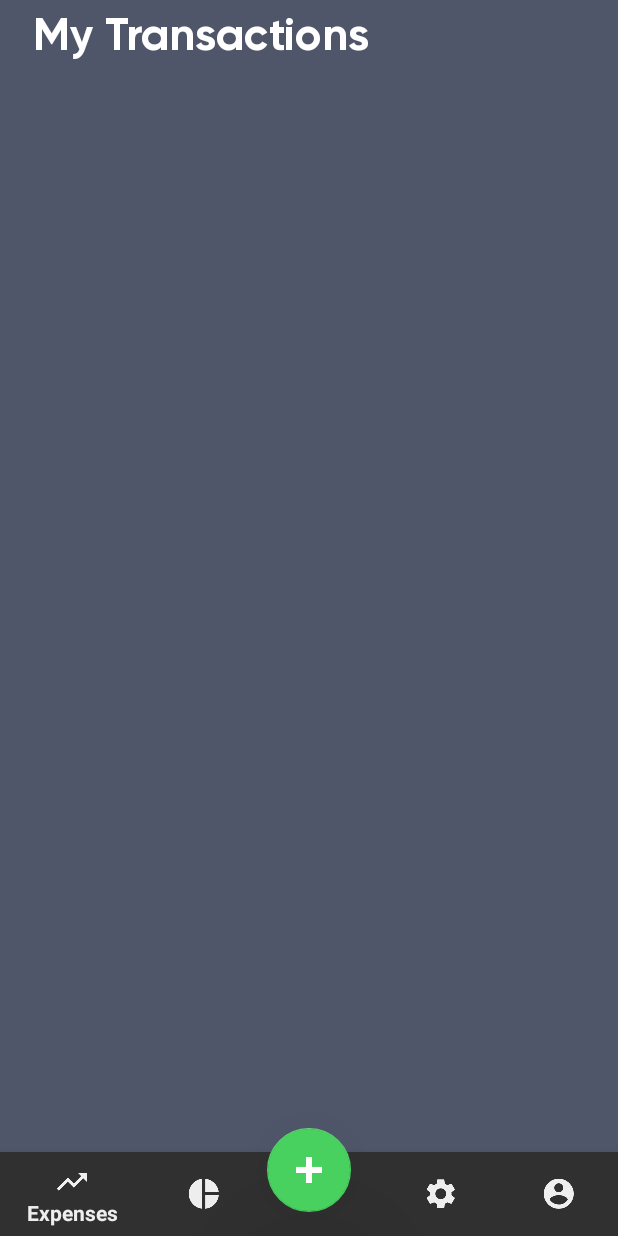
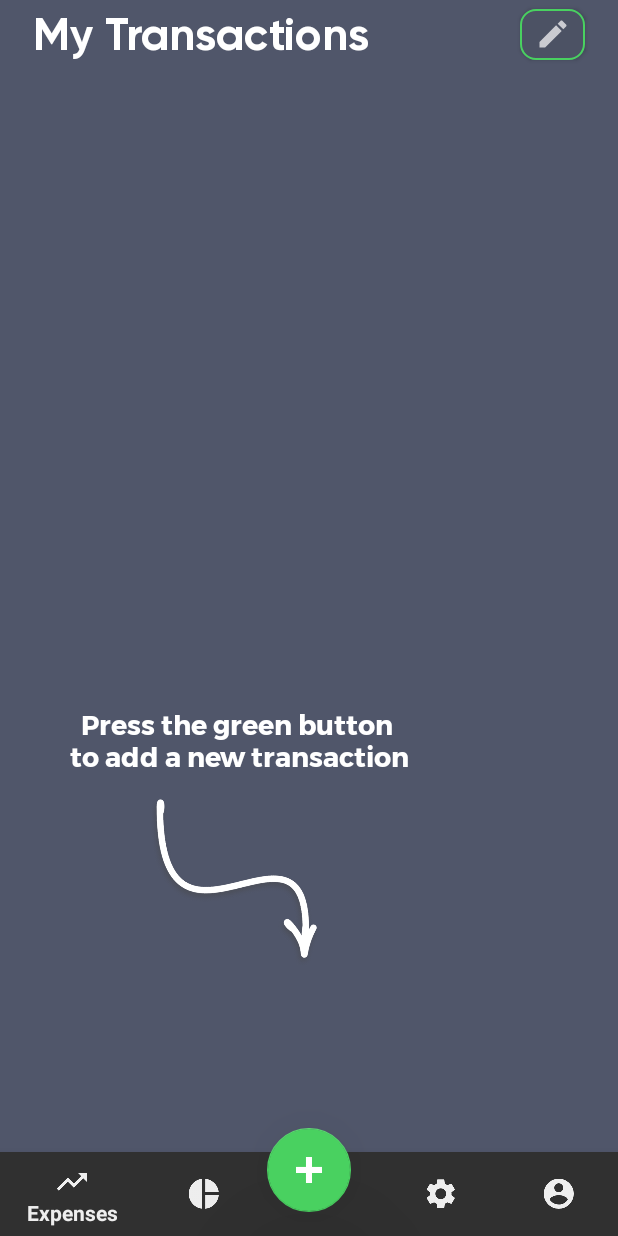
Before and after one commit to NumusINC/budgee_android, an Android app: the TransactionsFragment screen opened directly, with no data from a screen before it, on a phone screen of 412 x 824 dp. Run offline under Robolectric (Android 15) with nearby library versions, the phone set to English and light mode, and no system bars; libraries missing offline, so code that uses them is left out: com.github.mikephil.charting; 16 statements that could not run were skipped.

Commit message:
Added new (mini) tutorial screen. Added the ability to remove transactions.
Coming soon...
Remove transactions

```diff
--- a/app/src/main/java/com/numus/budgee/DataManager.java
+++ b/app/src/main/java/com/numus/budgee/DataManager.java
@@ -18,11 +18,11 @@ public class DataManager {
 
     public DataManager(Context context){
         this.context = context;
-        sharedPreferences = context.getSharedPreferences("budgee",Context.MODE_PRIVATE);
+        sharedPreferences = context.getSharedPreferences("test3",Context.MODE_PRIVATE);
         loadData();
     }
 
-    private void loadData(){
+    public void loadData(){
         Gson gson = new Gson();
         String json = sharedPreferences.getString("transactions",null);
         Type type = new TypeToken<ArrayList<Transaction>>()  {}.getType();
@@ -49,6 +49,12 @@ public class DataManager {
         saveData();
     }
 
+
+    public void setTransactionArray(ArrayList<Transaction> transactionArray){
+        data = transactionArray;
+        saveData();
+    }
+
     public ArrayList<Transaction> getTransactionArray(){
         return data;
     }
--- a/app/src/main/java/com/numus/budgee/TransactionsFragment.java
+++ b/app/src/main/java/com/numus/budgee/TransactionsFragment.java
@@ -4,6 +4,7 @@ import android.content.Context;
 
 import android.os.Build;
 import android.os.Bundle;
+import android.os.IBinder;
 import android.support.annotation.RequiresApi;
 
 import android.support.v4.app.Fragment;
@@ -40,7 +41,16 @@ public class TransactionsFragment extends Fragment{
         adapter = new TransactionAdapter(dataManager.getTransactionArray());
         rv_transactions.setAdapter(adapter);
 
+
         return view;
     }
 
+    @Override
+    public void onResume() {
+        super.onResume();
+        if (dataManager.getTransactionArray().size()>0){
+            view.findViewById(R.id.intro_text).setVisibility(View.INVISIBLE);
+            view.findViewById(R.id.arrow).setVisibility(View.INVISIBLE);
+        }
+    }
 }
--- /dev/null
+++ b/app/src/main/res/drawable/baseline_edit_24.xml
@@ -0,0 +1,10 @@
+<vector xmlns:android="http://schemas.android.com/apk/res/android"
+        android:width="24dp"
+        android:height="24dp"
+        android:viewportWidth="24.0"
+        android:viewportHeight="24.0"
+        android:tint="?attr/colorControlNormal">
+    <path
+        android:fillColor="@color/colorPrimaryDark"
+        android:pathData="M3,17.25V21h3.75L17.81,9.94l-3.75,-3.75L3,17.25zM20.71,7.04c0.39,-0.39 0.39,-1.02 0,-1.41l-2.34,-2.34c-0.39,-0.39 -1.02,-0.39 -1.41,0l-1.83,1.83 3.75,3.75 1.83,-1.83z"/>
+</vector>
--- /dev/null
+++ b/app/src/main/res/drawable/rounded_button_simple.xml
@@ -0,0 +1,12 @@
+<?xml version="1.0" encoding="utf-8"?>
+<selector xmlns:android="http://schemas.android.com/apk/res/android">
+    <item>
+        <shape android:shape="rectangle">
+            <solid android:color="@color/ne"/>
+            <!--corners allow us to make the rounded corners button-->
+            <corners android:radius="10dp" />
+            <stroke android:color="@color/green" android:width="1dp" />
+
+        </shape>
+    </item>
+</selector>
--- a/app/src/main/res/layout/fragment_transactions.xml
+++ b/app/src/main/res/layout/fragment_transactions.xml
@@ -6,6 +6,47 @@
     android:layout_height="match_parent"
     android:background="@color/colorAccent"
     tools:context=".TransactionsFragment">
+
+    <LinearLayout
+        android:layout_width="match_parent"
+        android:layout_height="43dp"
+        android:layout_marginTop="4dp"
+        android:orientation="vertical"
+        app:layout_constraintBottom_toTopOf="@+id/rv_musicas"
+        app:layout_constraintTop_toTopOf="parent"></LinearLayout>
+
+    <ImageView
+        android:id="@+id/arrow"
+        android:layout_width="113dp"
+        android:layout_height="140dp"
+        android:layout_marginEnd="8dp"
+        android:layout_marginStart="8dp"
+        android:elevation="50dp"
+        android:src="@drawable/arrow"
+        app:layout_constraintEnd_toEndOf="parent"
+        app:layout_constraintHorizontal_bias="0.325"
+        app:layout_constraintStart_toStartOf="parent"
+        app:layout_constraintTop_toBottomOf="@+id/intro_text" />
+
+    <TextView
+        android:id="@+id/intro_text"
+        android:layout_width="wrap_content"
+        android:layout_height="wrap_content"
+        android:layout_marginBottom="8dp"
+        android:layout_marginTop="8dp"
+        android:elevation="50dp"
+        android:fontFamily="@font/monts"
+        android:text="Press the green button \nto add a new transaction"
+        android:textAlignment="center"
+        android:textColor="@android:color/background_light"
+        android:textSize="18sp"
+        android:visibility="visible"
+        app:layout_constraintBottom_toBottomOf="parent"
+        app:layout_constraintEnd_toStartOf="@+id/rv_musicas"
+        app:layout_constraintHorizontal_bias="0.574"
+        app:layout_constraintStart_toEndOf="@+id/rv_musicas"
+        app:layout_constraintTop_toTopOf="@+id/rv_musicas"
+        app:layout_constraintVertical_bias="0.583" />
 
     <TextView
         android:id="@+id/myexpenses"
@@ -27,6 +68,7 @@
         android:layout_marginBottom="60dp"
         android:layout_marginEnd="5dp"
         android:layout_marginStart="5dp"
+        android:layout_marginTop="4dp"
         android:background="@color/colorAccent"
         android:requiresFadingEdge="horizontal|vertical"
         app:layout_constraintBottom_toBottomOf="parent"
@@ -34,4 +76,21 @@
         app:layout_constraintStart_toStartOf="parent"
         app:layout_constraintTop_toBottomOf="@+id/myexpenses" />
 
+    <Button
+        android:id="@+id/button"
+        android:layout_width="43dp"
+        android:layout_height="34dp"
+        android:layout_marginBottom="4dp"
+        android:layout_marginEnd="22dp"
+        android:layout_marginTop="4dp"
+        android:background="@drawable/rounded_button_simple"
+        android:drawableLeft="@drawable/baseline_edit_24"
+        android:drawablePadding="3dp"
+        android:fontFamily="@font/gilroybold"
+        android:paddingLeft="10dp"
+        android:textAllCaps="false"
+        app:layout_constraintBottom_toTopOf="@+id/rv_musicas"
+        app:layout_constraintEnd_toEndOf="parent"
+        app:layout_constraintTop_toTopOf="parent" />
+
 </android.support.constraint.ConstraintLayout>
--- a/app/src/main/res/values/colors.xml
+++ b/app/src/main/res/values/colors.xml
@@ -3,11 +3,12 @@
     <color name="colorPrimary">#50566a</color>
     <color name="colorPrimaryDark">#50566a</color>
     <color name="colorAccent">#50566a</color>
-    <color name="colorDiscount">#F85050</color>
+    <color name="colorDiscount">#f85050</color>
     <color name="colorNavBar">#101011</color>
     <color name="white">#c4ffffff</color>
-    <color name="whitecard">#5D65F9</color>
+    <color name="whitecard">#5d65f9</color>
     <color name="white_nav">#ebffffff</color>
     <color name="green">#49d160</color>
     <color name="cardView">#414656</color>
+    <color name="ne">#4c5264</color>
 </resources>
```
Also changed, not shown: app/src/main/java/com/numus/budgee/AddTransactionActivity.java (+16 -5 lines), app/src/main/java/com/numus/budgee/TransactionAdapter.java (+30 -5 lines), app/src/main/res/layout/cardview_transaction.xml (+17 -4 lines), app/src/main/res/drawable/arrow.png (added), app/src/main/res/drawable/baseline_delete_sweep_black_36.png (added).
